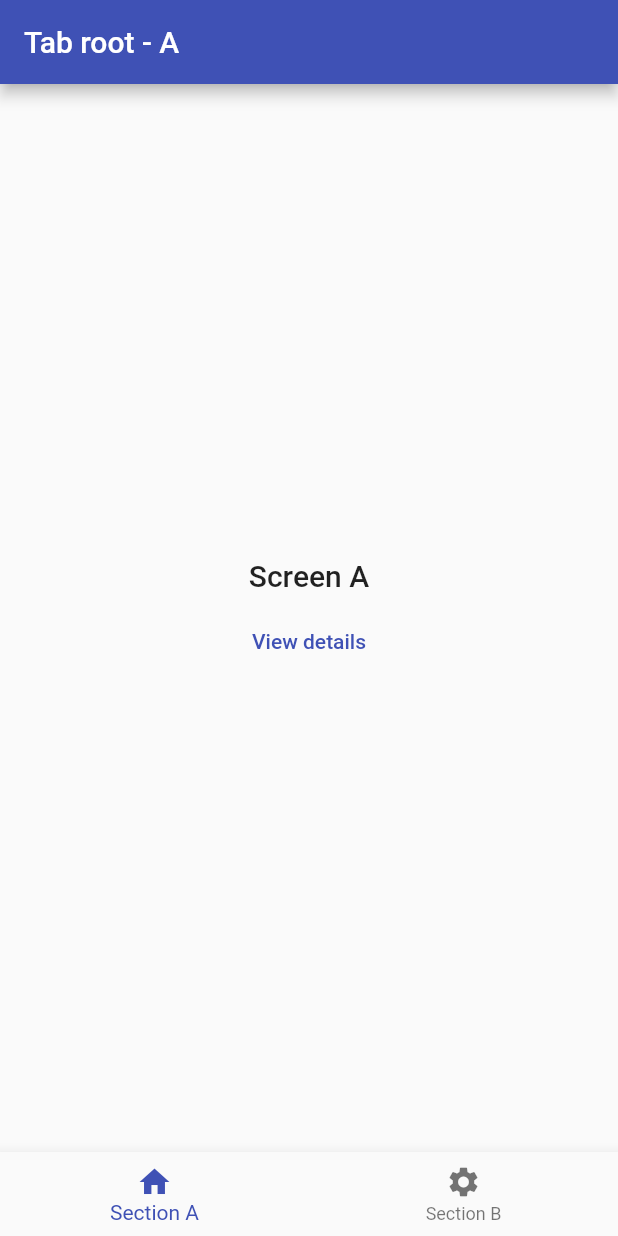
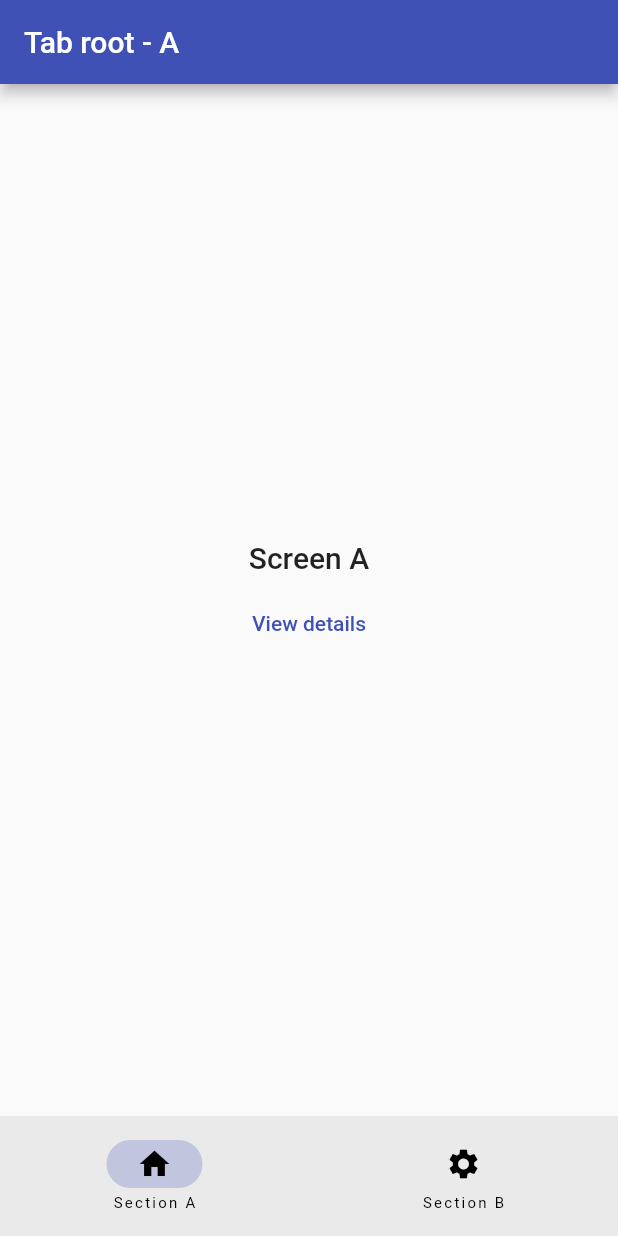
Before and after one commit to bizz84/nested_navigation_examples, a Flutter app: the screen it shows after launch, on a phone screen of 412 x 824 dp. Run offline on Flutter 3.47's test engine with Material 2 defaults, Android fonts, the phone set to English and light mode, and no system bars; our stand-ins replace beamer, go_router.

Commit message:
Migrate to NavigationBar

```diff
--- a/examples/gorouter/lib/main.dart
+++ b/examples/gorouter/lib/main.dart
@@ -109,16 +109,13 @@ class ScaffoldWithBottomNavBar extends StatelessWidget {
   Widget build(BuildContext context) {
     return Scaffold(
       body: navigationShell,
-      bottomNavigationBar: BottomNavigationBar(
-        type: BottomNavigationBarType.fixed,
-        currentIndex: navigationShell.currentIndex,
-        items: const [
-          // products
-          BottomNavigationBarItem(label: 'Section A', icon: Icon(Icons.home)),
-          BottomNavigationBarItem(
-              label: 'Section B', icon: Icon(Icons.settings)),
+      bottomNavigationBar: NavigationBar(
+        selectedIndex: navigationShell.currentIndex,
+        destinations: const [
+          NavigationDestination(label: 'Section A', icon: Icon(Icons.home)),
+          NavigationDestination(label: 'Section B', icon: Icon(Icons.settings)),
         ],
-        onTap: (index) => _tap(context, index),
+        onDestinationSelected: (index) => _tap(context, index),
       ),
     );
   }
```
Also changed, not shown: examples/beamer/lib/main.dart (+6 -7 lines), 1 other file.
